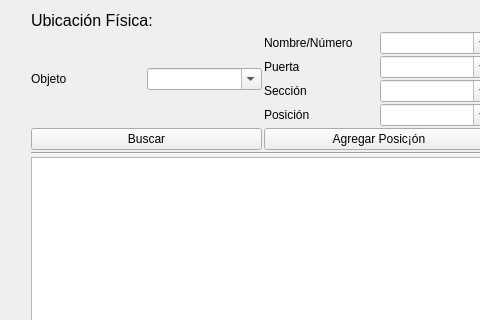
First picture: the form in qts/ventana_tablas.ui, repository LucasQuinteros/Base, before the edit; both pictures show x 0 to 480 and y 0 to 320 of the 1038 by 907 pixel window.
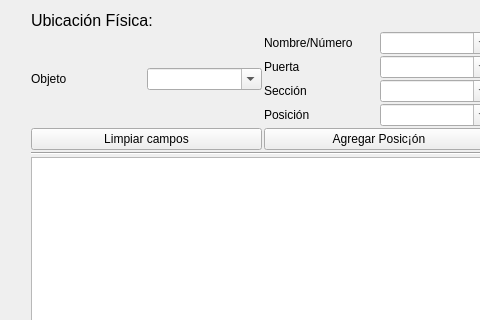
Second picture: the form after the edit.

Commit message: Creacion de ubicaciones fisicas

Patch:
```diff
--- a/qts/ventana_tablas.ui
+++ b/qts/ventana_tablas.ui
@@ -131,7 +131,7 @@
            <item>
             <widget class="QPushButton" name="pushButton_3">
              <property name="text">
-              <string>Buscar</string>
+              <string>Limpiar campos</string>
              </property>
             </widget>
            </item>
```
The commit also changes 2 other files.
